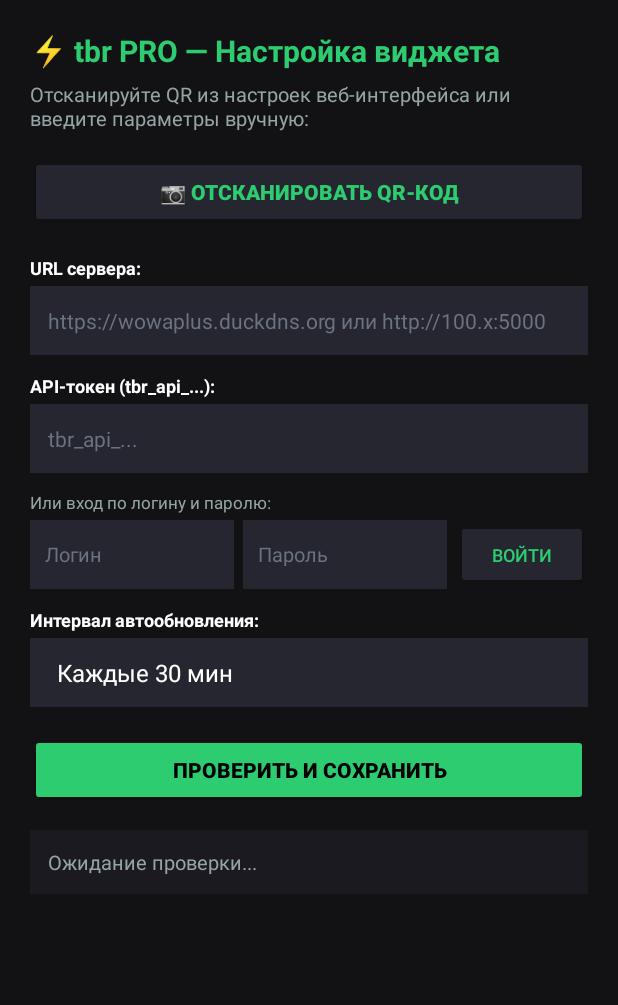
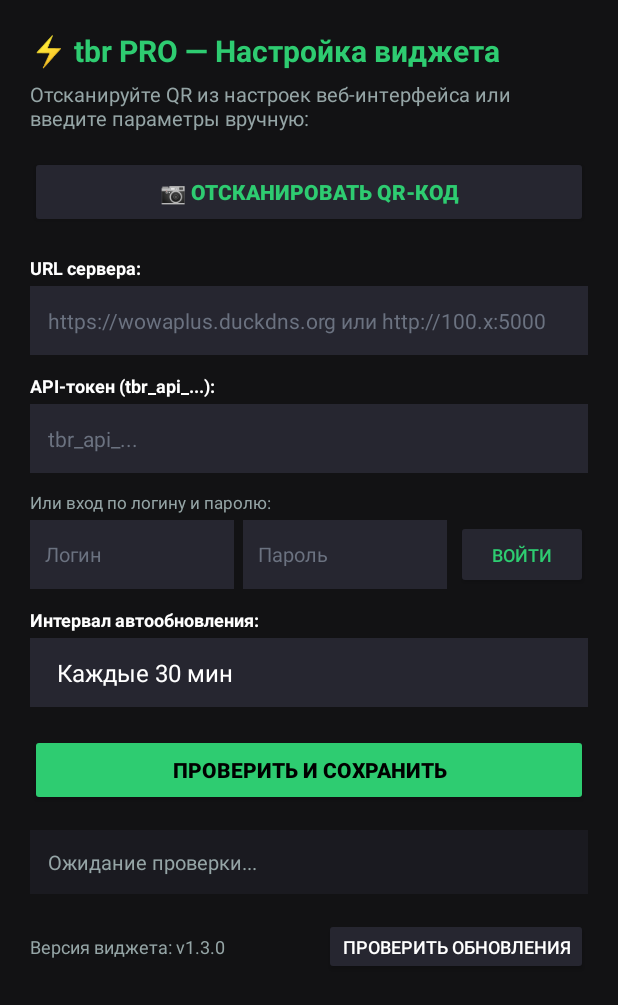
Before and after one commit to kamushek0o/tbr-widget, an Android app: the screen it shows after launch (MainActivity), on a phone screen of 412 x 824 dp. Shown: the top 1005 px of the screen. Run offline under Robolectric (Android 15) with nearby library versions, the phone set to English and light mode, and no system bars; libraries missing offline, so code that uses them is left out: com.journeyapps.barcodescanner.

Commit message:
update 19.11.2026 17:24

```diff
--- a/app/build.gradle.kts
+++ b/app/build.gradle.kts
@@ -11,8 +11,8 @@ android {
         applicationId = "com.tbrpro.widget"
         minSdk = 26
         targetSdk = 35
-        versionCode = 2
-        versionName = "1.2.0"
+        versionCode = 3
+        versionName = "1.3.0"
     }
 
     signingConfigs {
--- a/app/src/main/java/com/tbrpro/widget/MainActivity.kt
+++ b/app/src/main/java/com/tbrpro/widget/MainActivity.kt
@@ -3,9 +3,11 @@ package com.tbrpro.widget
 import android.Manifest
 import android.content.pm.PackageManager
 import android.os.Bundle
+import android.view.View
 import android.widget.ArrayAdapter
 import android.widget.Button
 import android.widget.EditText
+import android.widget.LinearLayout
 import android.widget.Spinner
 import android.widget.TextView
 import androidx.activity.result.contract.ActivityResultContracts
@@ -18,6 +20,7 @@ import kotlin.concurrent.thread
 
 class MainActivity : AppCompatActivity() {
     private val intervals = listOf(15L, 30L, 60L)
+    private var latestUpdateInfo: UpdateReleaseInfo? = null
 
     private val qrScannerLauncher = registerForActivityResult(ScanContract()) { result ->
         if (result.contents != null) {
@@ -44,7 +47,12 @@ class MainActivity : AppCompatActivity() {
         val btnScan = findViewById<Button>(R.id.btn_scan_qr)
         val btnExchange = findViewById<Button>(R.id.btn_exchange)
         val btnSave = findViewById<Button>(R.id.btn_save)
+        val btnCheckUpd = findViewById<Button>(R.id.btn_check_update)
+        val btnUpdNow = findViewById<Button>(R.id.btn_update_now)
+        val tvVersion = findViewById<TextView>(R.id.tv_app_version)
         val tvStatus = findViewById<TextView>(R.id.tv_status)
+
+        tvVersion.text = "Версия виджета: v${AppUpdater.getCurrentVersion(this)}"
 
         spInt.adapter = ArrayAdapter(
             this, android.R.layout.simple_spinner_dropdown_item,
@@ -120,6 +128,52 @@ class MainActivity : AppCompatActivity() {
                 }
             }
         }
+
+        btnCheckUpd.setOnClickListener {
+            checkForWidgetUpdates(manual = true)
+        }
+
+        btnUpdNow.setOnClickListener {
+            val info = latestUpdateInfo ?: return@setOnClickListener
+            btnUpdNow.isEnabled = false
+            tvStatus.text = "⏳ Скачивание tbr-widget v${info.latestVersion}..."
+            thread {
+                val res = AppUpdater.downloadAndInstallApk(this, info)
+                runOnUiThread {
+                    btnUpdNow.isEnabled = true
+                    res.onSuccess { msg -> tvStatus.text = "🚀 $msg" }
+                        .onFailure { err -> tvStatus.text = "❌ Ошибка обновления: ${err.message}" }
+                }
+            }
+        }
+
+        checkForWidgetUpdates(manual = false)
+    }
+
+    private fun checkForWidgetUpdates(manual: Boolean) {
+        val banner = findViewById<LinearLayout>(R.id.banner_update)
+        val tvBanner = findViewById<TextView>(R.id.tv_update_banner)
+        val tvStatus = findViewById<TextView>(R.id.tv_status)
+        if (manual) tvStatus.text = "⏳ Проверяем обновления на GitHub..."
+
+        thread {
+            val res = AppUpdater.checkLatestRelease(this)
+            runOnUiThread {
+                res.onSuccess { info ->
+                    latestUpdateInfo = info
+                    if (info.updateAvailable) {
+                        banner.visibility = View.VISIBLE
+                        tvBanner.text = "⬆️ Доступно обновление v${info.latestVersion}"
+                        if (manual) tvStatus.text = "🔥 Доступен релиз v${info.latestVersion}! Нажмите «Обновить» сверху."
+                    } else {
+                        banner.visibility = View.GONE
+                        if (manual) tvStatus.text = "✅ Установлена актуальная версия v${info.currentVersion}."
+                    }
+                }.onFailure { err ->
+                    if (manual) tvStatus.text = "❌ Не удалось проверить обновления: ${err.message}"
+                }
+            }
+        }
     }
 
     private fun launchQrScanner() {
--- a/app/src/main/res/layout/activity_main.xml
+++ b/app/src/main/res/layout/activity_main.xml
@@ -9,6 +9,38 @@
         android:layout_width="match_parent"
         android:layout_height="wrap_content"
         android:orientation="vertical">
+
+        <LinearLayout
+            android:id="@+id/banner_update"
+            android:layout_width="match_parent"
+            android:layout_height="wrap_content"
+            android:layout_marginBottom="14dp"
+            android:background="#262630"
+            android:gravity="center_vertical"
+            android:orientation="horizontal"
+            android:padding="10dp"
+            android:visibility="gone">
+
+            <TextView
+                android:id="@+id/tv_update_banner"
+                android:layout_width="0dp"
+                android:layout_height="wrap_content"
+                android:layout_weight="1"
+                android:text="⬆️ Доступно обновление"
+                android:textColor="#F39C12"
+                android:textSize="13sp"
+                android:textStyle="bold" />
+
+            <Button
+                android:id="@+id/btn_update_now"
+                android:layout_width="wrap_content"
+                android:layout_height="36dp"
+                android:backgroundTint="#2ECC71"
+                android:text="Обновить"
+                android:textColor="#000000"
+                android:textSize="12sp"
+                android:textStyle="bold" />
+        </LinearLayout>
 
         <TextView
             android:layout_width="wrap_content"
@@ -168,5 +200,31 @@
             android:text="Ожидание проверки..."
             android:textColor="#95A5A6"
             android:textSize="13sp" />
+
+        <LinearLayout
+            android:layout_width="match_parent"
+            android:layout_height="wrap_content"
+            android:layout_marginTop="16dp"
+            android:gravity="center_vertical"
+            android:orientation="horizontal">
+
+            <TextView
+                android:id="@+id/tv_app_version"
+                android:layout_width="0dp"
+                android:layout_height="wrap_content"
+                android:layout_weight="1"
+                android:text="Версия виджета: v1.3.0"
+                android:textColor="#95A5A6"
+                android:textSize="12sp" />
+
+            <Button
+                android:id="@+id/btn_check_update"
+                android:layout_width="wrap_content"
+                android:layout_height="38dp"
+                android:backgroundTint="#262630"
+                android:text="Проверить обновления"
+                android:textColor="#FFFFFF"
+                android:textSize="12sp" />
+        </LinearLayout>
     </LinearLayout>
 </ScrollView>
--- /dev/null
+++ b/app/src/main/res/xml/file_paths.xml
@@ -0,0 +1,4 @@
+<?xml version="1.0" encoding="utf-8"?>
+<paths xmlns:android="http://schemas.android.com/apk/res/android">
+    <files-path name="updates" path="updates/" />
+</paths>
```
Also changed, not shown: app/src/main/AndroidManifest.xml (+12 -0 lines), app/src/main/java/com/tbrpro/widget/AppUpdater.kt (added, +169 -0 lines), 2 other files.
